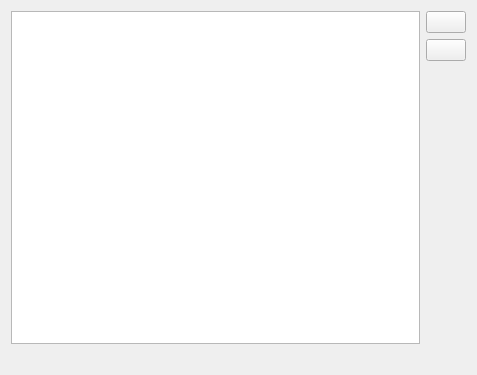
Old version of the form Source/Plugins/IO/Widgets/ImportASCIIDataWizard/UI_Files/TupleTableWidget.ui in the repository BlueQuartzSoftware/DREAM3D.
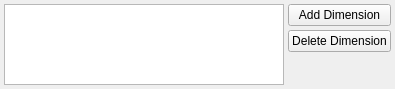
New version of the form.

Commit message: Adjusting the user interface for ‘Read ASCII Data’ to allow users to more easily pick either to create an AttributeMatrix or use and existing AttributeMatrix.

The edit to the form file:
```diff
--- a/Source/Plugins/IO/Widgets/ImportASCIIDataWizard/UI_Files/TupleTableWidget.ui
+++ b/Source/Plugins/IO/Widgets/ImportASCIIDataWizard/UI_Files/TupleTableWidget.ui
@@ -6,29 +6,57 @@
    <rect>
     <x>0</x>
     <y>0</y>
-    <width>477</width>
-    <height>375</height>
+    <width>395</width>
+    <height>89</height>
    </rect>
   </property>
   <property name="windowTitle">
    <string>Form</string>
   </property>
-  <layout class="QGridLayout" name="gridLayout" columnstretch="0,1,0">
-   <item row="3" column="1" colspan="2">
-    <spacer name="horizontalSpacer">
+  <layout class="QGridLayout" name="gridLayout" columnstretch="0,0,0">
+   <property name="leftMargin">
+    <number>4</number>
+   </property>
+   <property name="topMargin">
+    <number>4</number>
+   </property>
+   <property name="rightMargin">
+    <number>4</number>
+   </property>
+   <property name="bottomMargin">
+    <number>4</number>
+   </property>
+   <property name="spacing">
+    <number>4</number>
+   </property>
+   <item row="0" column="2">
+    <widget class="QPushButton" name="addTupleBtn">
+     <property name="text">
+      <string>Add Dimension</string>
+     </property>
+    </widget>
+   </item>
+   <item row="2" column="2">
+    <spacer name="verticalSpacer">
      <property name="orientation">
-      <enum>Qt::Horizontal</enum>
+      <enum>Qt::Vertical</enum>
      </property>
      <property name="sizeHint" stdset="0">
       <size>
-       <width>450</width>
-       <height>20</height>
+       <width>20</width>
+       <height>40</height>
       </size>
      </property>
     </spacer>
    </item>
    <item row="0" column="0" rowspan="3" colspan="2">
     <widget class="QTableWidget" name="tupleTable">
+     <property name="sizePolicy">
+      <sizepolicy hsizetype="Expanding" vsizetype="Expanding">
+       <horstretch>1</horstretch>
+       <verstretch>0</verstretch>
+      </sizepolicy>
+     </property>
      <property name="minimumSize">
       <size>
        <width>0</width>
@@ -56,50 +84,24 @@
      <property name="horizontalScrollMode">
       <enum>QAbstractItemView::ScrollPerPixel</enum>
      </property>
+     <attribute name="horizontalHeaderCascadingSectionResizes">
+      <bool>true</bool>
+     </attribute>
+     <attribute name="horizontalHeaderMinimumSectionSize">
+      <number>50</number>
+     </attribute>
+     <attribute name="horizontalHeaderStretchLastSection">
+      <bool>true</bool>
+     </attribute>
+     <attribute name="verticalHeaderStretchLastSection">
+      <bool>false</bool>
+     </attribute>
     </widget>
    </item>
-   <item row="0" column="2">
-    <widget class="QPushButton" name="addTupleBtn">
-     <property name="maximumSize">
-      <size>
-       <width>16777215</width>
-       <height>16777215</height>
-      </size>
-     </property>
-     <property name="toolTip">
-      <string/>
-     </property>
-     <property name="text">
-      <string/>
-     </property>
-    </widget>
-   </item>
-   <item row="2" column="2">
-    <spacer name="verticalSpacer">
-     <property name="orientation">
-      <enum>Qt::Vertical</enum>
-     </property>
-     <property name="sizeHint" stdset="0">
-      <size>
-       <width>20</width>
-       <height>40</height>
-      </size>
-     </property>
-    </spacer>
-   </item>
    <item row="1" column="2">
     <widget class="QPushButton" name="deleteTupleBtn">
-     <property name="maximumSize">
-      <size>
-       <width>16777215</width>
-       <height>16777215</height>
-      </size>
-     </property>
-     <property name="toolTip">
-      <string/>
-     </property>
      <property name="text">
-      <string/>
+      <string>Delete Dimension</string>
      </property>
     </widget>
    </item>
```
The commit also changes 11 other files.
